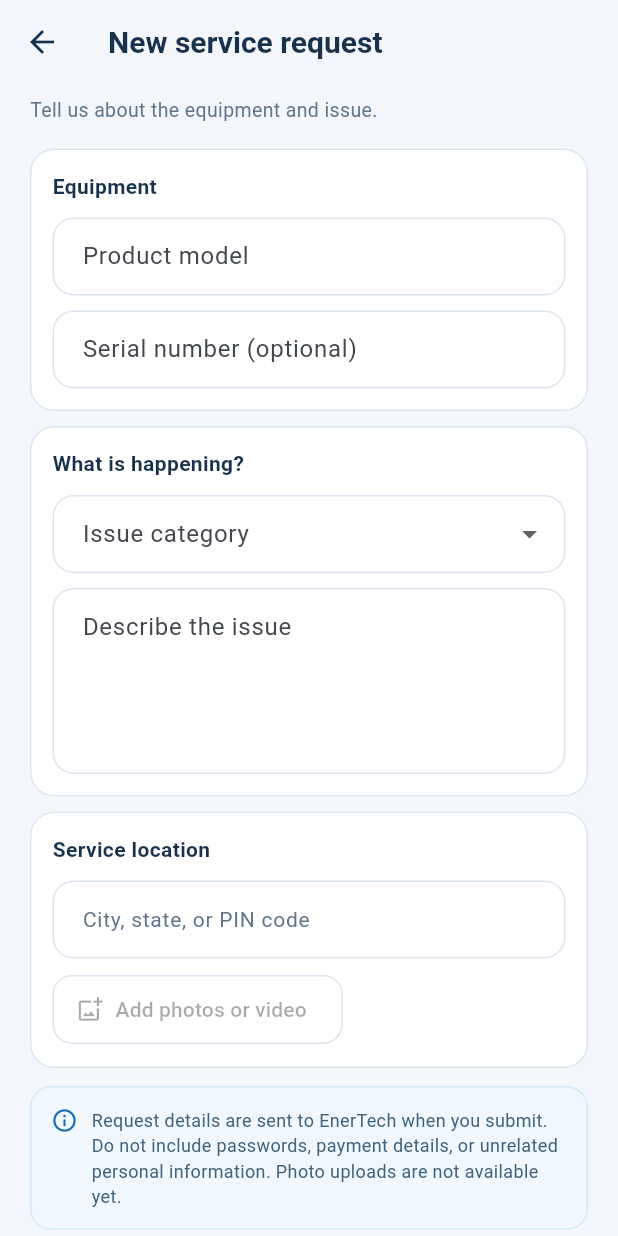
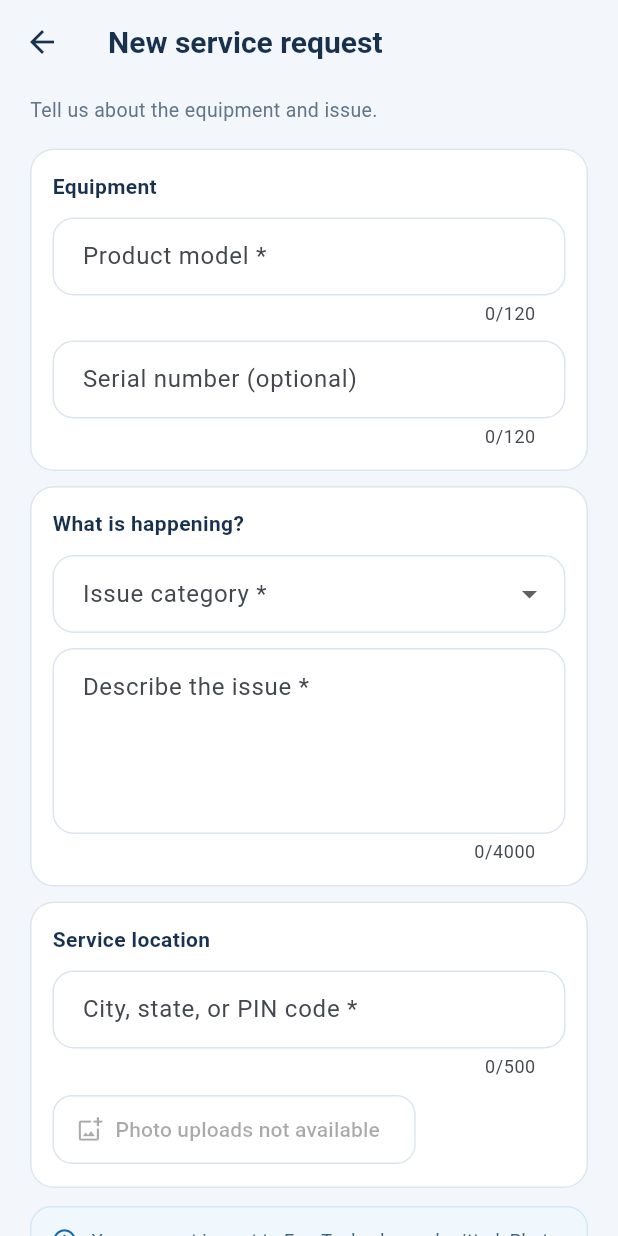
Before and after one commit to ShubhamAnap/enertech-app, a Flutter app: the ServiceRequestScreen screen opened directly, on a phone screen of 412 x 824 dp. Run offline on Flutter 3.47's test engine with Material 3 defaults, Android fonts, the phone set to English and light mode, and no system bars; our stand-ins replace firebase_auth, firebase_core, flutter_dotenv, google_sign_in, material_ui, shared_preferences and 1 more; accounts and stored records are empty.

Commit message:
fix: improve CMS and customer app production workflows

```diff
--- a/apps/mobile/lib/screens/service_request_screen.dart
+++ b/apps/mobile/lib/screens/service_request_screen.dart
@@ -1,3 +1,5 @@
+import 'dart:io';
+
 import 'package:material_ui/material_ui.dart';
 
 import '../data/customer_requests_repository.dart';
@@ -12,6 +14,7 @@ class ServiceRequestScreen extends StatefulWidget {
 }
 
 class _ServiceRequestScreenState extends State<ServiceRequestScreen> {
+  final _formKey = GlobalKey<FormState>();
   final _model = TextEditingController();
   final _serial = TextEditingController();
   final _description = TextEditingController();
@@ -21,60 +24,243 @@ class _ServiceRequestScreenState extends State<ServiceRequestScreen> {
   String? _error;
 
   Future<void> _submit() async {
-    if (_model.text.trim().isEmpty || _description.text.trim().length < 10 || _location.text.trim().isEmpty || _issue == null) {
-      setState(() => _error = 'Add the product model, issue category, at least 10 characters about the issue, and service location.');
-      return;
+    FocusScope.of(context).unfocus();
+    if (!_formKey.currentState!.validate()) return;
+    setState(() {
+      _working = true;
+      _error = null;
+    });
+    try {
+      final result = await CustomerRequestsRepository().submitService(
+        model: _model.text.trim(),
+        serial: _serial.text.trim().isEmpty ? null : _serial.text.trim(),
+        category: _issue!,
+        description: _description.text.trim(),
+        location: _location.text.trim(),
+      );
+      if (!mounted) return;
+      await showDialog<void>(
+        context: context,
+        builder: (context) => AlertDialog(
+          title: const Text('Request submitted'),
+          content: Text(
+            'Your service request is recorded. Track it in My requests. Reference: ${result.id.substring(0, 8).toUpperCase()}',
+          ),
+          actions: [
+            TextButton(
+              onPressed: () => Navigator.pop(context),
+              child: const Text('Done'),
+            ),
+          ],
+        ),
+      );
+      if (mounted) Navigator.pop(context);
+    } on HttpException catch (error) {
+      if (mounted) setState(() => _error = error.message);
+    } catch (_) {
+      if (mounted) {
+        setState(
+          () => _error = 'Could not send the service request. Check your connection and try again.',
+        );
       }
-    setState(() { _working = true; _error = null; });
-    try {
-      final result = await CustomerRequestsRepository().submitService(model: _model.text.trim(), serial: _serial.text.trim().isEmpty ? null : _serial.text.trim(), category: _issue!, description: _description.text.trim(), location: _location.text.trim());
-      if (!mounted) return;
-      await showDialog<void>(context: context, builder: (context) => AlertDialog(title: const Text('Request submitted'), content: Text('Your service request is recorded. You can track its status in My requests. Reference: ${result.id.substring(0, 8).toUpperCase()}'), actions: [TextButton(onPressed: () => Navigator.pop(context), child: const Text('Done'))]));
-      if (mounted) Navigator.pop(context);
-    } catch (error) {
-      setState(() => _error = error.toString().replaceFirst('HttpException: ', ''));
     } finally {
       if (mounted) setState(() => _working = false);
     }
   }
 
   @override
-  void dispose() { _model.dispose(); _serial.dispose(); _description.dispose(); _location.dispose(); super.dispose(); }
+  void dispose() {
+    _model.dispose();
+    _serial.dispose();
+    _description.dispose();
+    _location.dispose();
+    super.dispose();
+  }
 
   @override
   Widget build(BuildContext context) => Scaffold(
     appBar: AppBar(title: const Text('New service request')),
-    body: ListView(padding: const EdgeInsets.fromLTRB(20, 8, 20, 28), children: [
-      const Text('Tell us about the equipment and issue.', style: TextStyle(color: AppColors.muted, fontSize: 13)),
+    body: SafeArea(
+      child: Form(
+        key: _formKey,
+        child: ListView(
+          padding: const EdgeInsets.fromLTRB(20, 8, 20, 28),
+          children: [
+            const Text(
+              'Tell us about the equipment and issue.',
+              style: TextStyle(color: AppColors.muted, fontSize: 13),
+            ),
             const SizedBox(height: 16),
-      Card(child: Padding(padding: const EdgeInsets.all(15), child: Column(crossAxisAlignment: CrossAxisAlignment.start, children: [
-        const Text('Equipment', style: TextStyle(color: AppColors.ink, fontSize: 14, fontWeight: FontWeight.w700)),
+            Card(
+              child: Padding(
+                padding: const EdgeInsets.all(15),
+                child: Column(
+                  crossAxisAlignment: CrossAxisAlignment.start,
+                  children: [
+                    const Text(
+                      'Equipment',
+                      style: TextStyle(
+                        color: AppColors.ink,
+                        fontSize: 14,
+                        fontWeight: FontWeight.w700,
+                      ),
+                    ),
                     const SizedBox(height: 11),
-        TextField(controller: _model, textCapitalization: TextCapitalization.characters, decoration: const InputDecoration(labelText: 'Product model', hintText: 'Enter model name or number')),
+                    TextFormField(
+                      controller: _model,
+                      textCapitalization: TextCapitalization.characters,
+                      textInputAction: TextInputAction.next,
+                      maxLength: 120,
+                      validator: (value) => (value?.trim().isNotEmpty ?? false)
+                          ? null
+                          : 'Enter the product model.',
+                      decoration: const InputDecoration(
+                        labelText: 'Product model *',
+                        hintText: 'Enter model name or number',
+                      ),
+                    ),
                     const SizedBox(height: 10),
-        TextField(controller: _serial, textCapitalization: TextCapitalization.characters, decoration: const InputDecoration(labelText: 'Serial number (optional)', hintText: 'Enter serial number if known')),
-      ]))),
+                    TextFormField(
+                      controller: _serial,
+                      textCapitalization: TextCapitalization.characters,
+                      textInputAction: TextInputAction.next,
+                      maxLength: 120,
+                      decoration: const InputDecoration(
+                        labelText: 'Serial number (optional)',
+                        hintText: 'Enter serial number if known',
+                      ),
+                    ),
+                  ],
+                ),
+              ),
+            ),
             const SizedBox(height: 10),
-      Card(child: Padding(padding: const EdgeInsets.all(15), child: Column(crossAxisAlignment: CrossAxisAlignment.start, children: [
-        const Text('What is happening?', style: TextStyle(color: AppColors.ink, fontSize: 14, fontWeight: FontWeight.w700)),
+            Card(
+              child: Padding(
+                padding: const EdgeInsets.all(15),
+                child: Column(
+                  crossAxisAlignment: CrossAxisAlignment.start,
+                  children: [
+                    const Text(
+                      'What is happening?',
+                      style: TextStyle(
+                        color: AppColors.ink,
+                        fontSize: 14,
+                        fontWeight: FontWeight.w700,
+                      ),
+                    ),
                     const SizedBox(height: 11),
-        DropdownButtonFormField<String>(initialValue: _issue, decoration: const InputDecoration(labelText: 'Issue category'), items: const [DropdownMenuItem(value: 'alarm', child: Text('Alarm or fault')), DropdownMenuItem(value: 'battery', child: Text('Battery concern')), DropdownMenuItem(value: 'performance', child: Text('Performance issue')), DropdownMenuItem(value: 'installation', child: Text('Installation or maintenance')), DropdownMenuItem(value: 'other', child: Text('Other'))], onChanged: (value) => setState(() => _issue = value)),
+                    DropdownButtonFormField<String>(
+                      initialValue: _issue,
+                      validator: (value) =>
+                          value == null ? 'Choose the issue category.' : null,
+                      decoration: const InputDecoration(
+                        labelText: 'Issue category *',
+                      ),
+                      items: const [
+                        DropdownMenuItem(
+                          value: 'alarm',
+                          child: Text('Alarm or fault'),
+                        ),
+                        DropdownMenuItem(
+                          value: 'battery',
+                          child: Text('Battery concern'),
+                        ),
+                        DropdownMenuItem(
+                          value: 'performance',
+                          child: Text('Performance issue'),
+                        ),
+                        DropdownMenuItem(
+                          value: 'installation',
+                          child: Text('Installation or maintenance'),
+                        ),
+                        DropdownMenuItem(value: 'other', child: Text('Other')),
+                      ],
+                      onChanged: _working
+                          ? null
+                          : (value) => setState(() => _issue = value),
+                    ),
                     const SizedBox(height: 10),
-        TextField(controller: _description, maxLines: 4, textCapitalization: TextCapitalization.sentences, decoration: const InputDecoration(alignLabelWithHint: true, labelText: 'Describe the issue', hintText: 'What happened? When did it start?')),
-      ]))),
+                    TextFormField(
+                      controller: _description,
+                      minLines: 4,
+                      maxLines: 6,
+                      maxLength: 4000,
+                      textCapitalization: TextCapitalization.sentences,
+                      textInputAction: TextInputAction.next,
+                      validator: (value) => (value?.trim().length ?? 0) >= 10
+                          ? null
+                          : 'Describe the issue in at least 10 characters.',
+                      decoration: const InputDecoration(
+                        alignLabelWithHint: true,
+                        labelText: 'Describe the issue *',
+                        hintText: 'What happened? When did it start?',
+                      ),
+                    ),
+                  ],
+                ),
+              ),
+            ),
             const SizedBox(height: 10),
-      Card(child: Padding(padding: const EdgeInsets.all(15), child: Column(crossAxisAlignment: CrossAxisAlignment.start, children: [
-        const Text('Service location', style: TextStyle(color: AppColors.ink, fontSize: 14, fontWeight: FontWeight.w700)),
+            Card(
+              child: Padding(
+                padding: const EdgeInsets.all(15),
+                child: Column(
+                  crossAxisAlignment: CrossAxisAlignment.start,
+                  children: [
+                    const Text(
+                      'Service location',
+                      style: TextStyle(
+                        color: AppColors.ink,
+                        fontSize: 14,
+                        fontWeight: FontWeight.w700,
+                      ),
+                    ),
                     const SizedBox(height: 11),
-        TextField(controller: _location, textCapitalization: TextCapitalization.words, decoration: const InputDecoration(hintText: 'City, state, or PIN code')),
+                    TextFormField(
+                      controller: _location,
+                      textCapitalization: TextCapitalization.words,
+                      textInputAction: TextInputAction.done,
+                      maxLength: 500,
+                      validator: (value) => (value?.trim().length ?? 0) >= 2
+                          ? null
+                          : 'Enter a city, state, or PIN code.',
+                      decoration: const InputDecoration(
+                        labelText: 'City, state, or PIN code *',
+                      ),
+                    ),
                     const SizedBox(height: 10),
-        OutlinedButton.icon(onPressed: null, icon: const Icon(Icons.add_photo_alternate_outlined), label: const Text('Add photos or video')),
-      ]))),
+                    OutlinedButton.icon(
+                      onPressed: null,
+                      icon: const Icon(Icons.add_photo_alternate_outlined),
+                      label: const Text('Photo uploads not available'),
+                    ),
+                  ],
+                ),
+              ),
+            ),
             const SizedBox(height: 12),
-      const NoticeCard(message: 'Request details are sent to EnerTech when you submit. Do not include passwords, payment details, or unrelated personal information. Photo uploads are not available yet.'),
-      if (_error != null) ...[const SizedBox(height: 8), Text(_error!, style: const TextStyle(color: Color(0xFF9A3029), fontSize: 12))],
+            const NoticeCard(
+              message: 'Your request is sent to EnerTech when submitted. Photo uploads are not available yet. Do not include passwords, payment details, or unrelated personal information.',
+            ),
+            if (_error != null) ...[
+              const SizedBox(height: 10),
+              NoticeCard(message: _error!, icon: Icons.error_outline_rounded),
+            ],
             const SizedBox(height: 15),
-      FilledButton(onPressed: _working ? null : _submit, child: _working ? const SizedBox(width: 20, height: 20, child: CircularProgressIndicator(strokeWidth: 2)) : const Text('Submit service request')),
-    ]),
+            FilledButton(
+              onPressed: _working ? null : _submit,
+              child: _working
+                  ? const SizedBox(
+                      width: 20,
+                      height: 20,
+                      child: CircularProgressIndicator(strokeWidth: 2),
+                    )
+                  : const Text('Submit service request'),
+            ),
+          ],
+        ),
+      ),
+    ),
   );
 }
```
Lines whose indentation alone changed are shown as unchanged.
